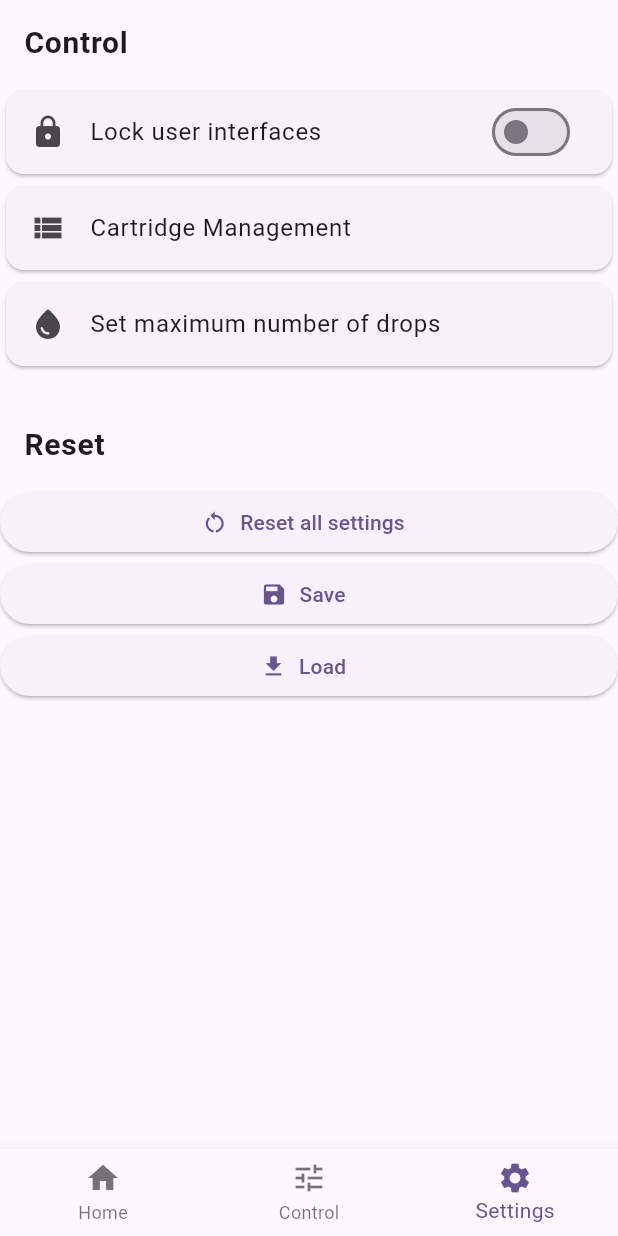
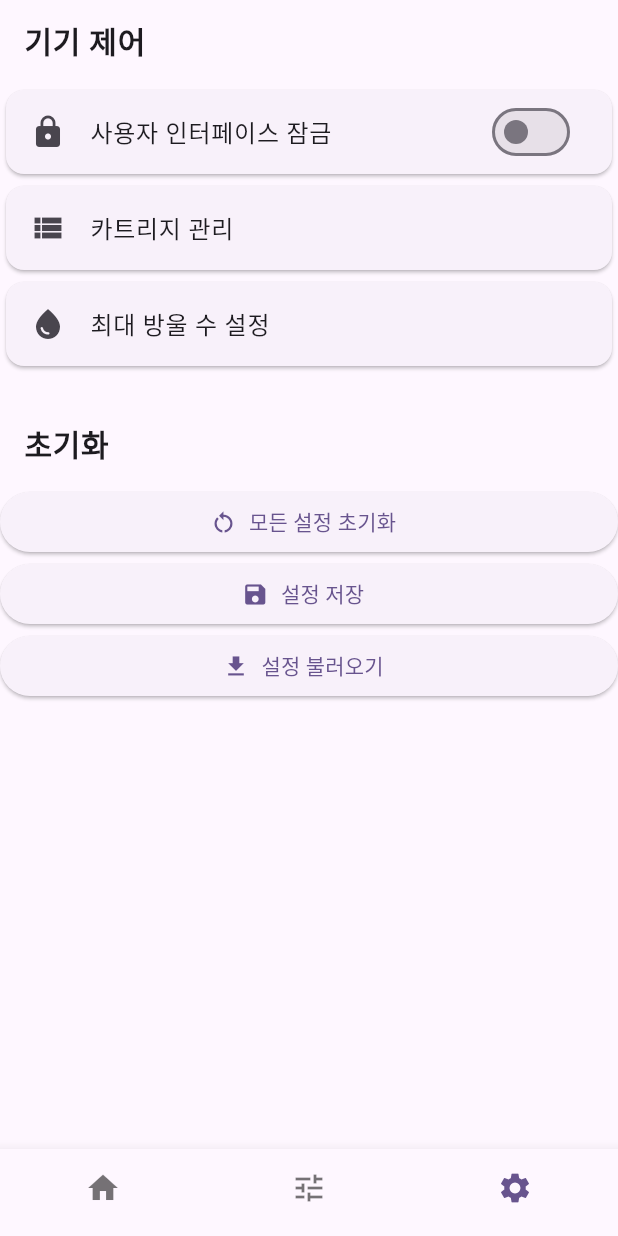
Before and after one commit to MemoriaScent/exhibition_mobile_app, a Flutter app: the screen it shows after launch, item 3 of the bottom bar chosen, on a phone screen of 412 x 824 dp. Run offline on Flutter 3.47's test engine with Material 2 defaults, Android fonts, the phone set to English and light mode, and no system bars; our stand-ins replace get, numberpicker, shared_preferences.

Commit message:
Fix: 언어를 한국어로 변경

```diff
--- a/lib/layouts/main_layout.dart
+++ b/lib/layouts/main_layout.dart
@@ -58,6 +58,8 @@ class _MainLayoutState extends State<MainLayout> with WidgetsBindingObserver {
             ),
           ),
           bottomNavigationBar: BottomNavigationBar(
+            showSelectedLabels: false,
+            showUnselectedLabels: false,
             items: const [
               BottomNavigationBarItem(
                 icon: Icon(Icons.home),
--- a/lib/screens/cartridge_management.dart
+++ b/lib/screens/cartridge_management.dart
@@ -21,7 +21,7 @@ class _CartridgeManagementState extends State<CartridgeManagement> {
     return Scaffold(
       appBar: AppBar(
         title: const Text(
-          "Cartridge Management",
+          "카트리지 관리",
         ),
         actions: [
           IconButton(
@@ -41,12 +41,13 @@ class _CartridgeManagementState extends State<CartridgeManagement> {
               children: [
                 const SizedBox(width: double.infinity),
                 const Text(
-                  "Base",
+                  "기조제",
                   textAlign: TextAlign.center,
                   style: TextStyle(
                     fontSize: 20,
                   ),
                 ),
+                const SizedBox(height: 10),
                 for (int index = 0; index < management.length(); index++)
                 if (management.index(index).isBase)
                 CartridgeListTile(
@@ -60,26 +61,27 @@ class _CartridgeManagementState extends State<CartridgeManagement> {
                   },
                   onLongPress: () async {
                     await Get.defaultDialog(
-                      title: "Check",
-                      middleText: "Really Remove?",
-                      textConfirm: "Confirm",
+                      title: "삭제",
+                      middleText: "삭제 하시겠습니까?",
+                      textConfirm: "확인",
                       onConfirm: () {
                         management.removeCartridge(index);
                         Get.back();
                       },
-                      textCancel: "Cancel",
+                      textCancel: "취소",
                     );
                     setState(() {});
                   },
                 ),
                 const SizedBox(height: 30),
                 const Text(
-                  "Extra",
+                  "첨가제",
                   textAlign: TextAlign.center,
                   style: TextStyle(
                     fontSize: 20,
                   ),
                 ),
+                const SizedBox(height: 10),
                 for (int index = 0; index < management.length(); index++)
                 if (!management.index(index).isBase)
                 CartridgeListTile(
@@ -93,14 +95,14 @@ class _CartridgeManagementState extends State<CartridgeManagement> {
                   },
                   onLongPress: () async {
                     await Get.defaultDialog(
-                      title: "Check",
-                      middleText: "Really Remove?",
-                      textConfirm: "Confirm",
+                      title: "삭제",
+                      middleText: "삭제 하시겠습니까?",
+                      textConfirm: "확인",
                       onConfirm: () {
                         management.removeCartridge(index);
                         Get.back();
                       },
-                      textCancel: "Cancel",
+                      textCancel: "취소",
                     );
                     setState(() {});
                   },
@@ -132,7 +134,7 @@ Future<CartridgeData?> showCartridgeDialog(CartridgeData argData) async {
   bool isConfirm = false;
 
   await Get.defaultDialog(
-    title: "Cartridge",
+    title: "카트리지",
     content: StatefulBuilder(builder: (BuildContext context, StateSetter setState) {
       return Form(
         key: formKey,
@@ -148,7 +150,7 @@ Future<CartridgeData?> showCartridgeDialog(CartridgeData argData) async {
                     });
                   },
                 ),
-                const Text("Is Base"),
+                const Text("기조제 여부"),
               ],
             ),
             const SizedBox(height: 20),
@@ -159,13 +161,13 @@ Future<CartridgeData?> showCartridgeDialog(CartridgeData argData) async {
               },
               validator: (value) {
                 if (value == null || value.isEmpty) {
-                  return "Please enter something";
+                  return "내용을 입력해 주세요";
                 }
                 return null;
               },
               decoration: const InputDecoration(
-                labelText: "Name",
-                hintText: "Cartridge Name",
+                labelText: "이름",
+                hintText: "향료 이름",
                 enabledBorder: OutlineInputBorder(),
               ),
             ),
@@ -177,9 +179,9 @@ Future<CartridgeData?> showCartridgeDialog(CartridgeData argData) async {
               },
               validator: (value) {
                 if (value == null || value.isEmpty) {
-                  return "Please enter something";
+                  return "내용을 입력해 주세요";
                 } else if (int.tryParse(value) == null) {
-                  return "Please enter the number";
+                  return "숫자를 입력해 주세요";
                 }
                 return null;
               },
@@ -188,8 +190,8 @@ Future<CartridgeData?> showCartridgeDialog(CartridgeData argData) async {
                 FilteringTextInputFormatter.digitsOnly,
               ],
               decoration: const InputDecoration(
-                labelText: "Min Drops",
-                hintText: "Minimum Drops",
+                labelText: "최소 방울 수",
+                hintText: "최소 방울 수",
                 enabledBorder: OutlineInputBorder(),
               ),
             ),
--- a/lib/screens/cartridge_reorder.dart
+++ b/lib/screens/cartridge_reorder.dart
@@ -16,7 +16,7 @@ class _CartridgeReorderState extends State<CartridgeReorder> {
   Widget build(BuildContext context) {
     return Scaffold(
       appBar: AppBar(
-        title: const Text("Cartridge Reorder"),
+        title: const Text("카트리지 순서 변경"),
       ),
       body: SafeArea(
         child: Container(
--- a/lib/screens/control.dart
+++ b/lib/screens/control.dart
@@ -27,7 +27,7 @@ class _ControlScreenState extends State<ControlScreen> {
             mainAxisAlignment: MainAxisAlignment.center,
             children: [
               Text(
-                management.length() == 0 ? "No Cartridges" : "Steering Mode",
+                management.length() == 0 ? "카트리지가 없습니다!" : "원하는 향을 조향해 보세요",
                 style: TextStyle(
                   fontSize: 30,
                   fontWeight: FontWeight.bold,
@@ -84,13 +84,13 @@ class _ControlScreenState extends State<ControlScreen> {
                   ElevatedButton.icon(
                     onPressed: () {},
                     icon: const Icon(Icons.air),
-                    label: const Text("Fan ON/OFF"),
+                    label: const Text("발향 시작"),
                   ),
                   const SizedBox(width: 20),
                   ElevatedButton.icon(
                     onPressed: () {},
                     icon: const Icon(Icons.play_arrow),
-                    label: const Text("Scent Steeting"),
+                    label: const Text("조향 시작"),
                   ),
                 ],
               )
--- a/lib/screens/home.dart
+++ b/lib/screens/home.dart
@@ -105,7 +105,7 @@ class _HomeScreenState extends State<HomeScreen> {
                       onPressed: () {
                         conf.updateScreenIndex(1);
                       },
-                      child: const Text("Start"),
+                      child: const Text("시작하기"),
                     ),
                   ),
                 ],
--- a/lib/screens/settings.dart
+++ b/lib/screens/settings.dart
@@ -21,10 +21,10 @@ class _SettingsScreenState extends State<SettingsScreen> {
     return SingleChildScrollView(
       child: Column(
         children: [
-          const TitleText(title: "Control"),
+          const TitleText(title: "기기 제어"),
           Card(
             child: SwitchListTile(
-              title: const Text("Lock user interfaces"),
+              title: const Text("사용자 인터페이스 잠금"),
               value: conf.configuration().isLocked,
               onChanged: (value) {
                 setState(() {
@@ -37,7 +37,7 @@ class _SettingsScreenState extends State<SettingsScreen> {
           Card(
             child: ListTile(
               leading: const Icon(Icons.view_list),
-              title: const Text("Cartridge Management"),
+              title: const Text("카트리지 관리"),
               onTap: () {
                 Get.to(const CartridgeManagement());
               },
@@ -46,12 +46,12 @@ class _SettingsScreenState extends State<SettingsScreen> {
           Card(
             child: ListTile(
               leading: const Icon(Icons.water_drop),
-              title: const Text("Set maximum number of drops"),
+              title: const Text("최대 방울 수 설정"),
               onTap: () {
                 int value = conf.configuration().maxDrops;
 
                 Get.defaultDialog(
-                  title: "Set Value",
+                  title: "설정하기",
                   content: StatefulBuilder(builder: (BuildContext context, StateSetter setState) {
                     return NumberPicker(
                       minValue: 0,
@@ -64,26 +64,26 @@ class _SettingsScreenState extends State<SettingsScreen> {
                       },
                     );
                   }),
-                  textConfirm: "Confirm",
+                  textConfirm: "확인",
                   onConfirm: () {
                     conf.updateMaxDrops(value);
                     Get.back();
                   },
-                  textCancel: "Cancel",
+                  textCancel: "취소",
                 );
               },
             )
           ),
           const SizedBox(height: 20),
-          const TitleText(title: "Reset"),
+          const TitleText(title: "초기화"),
           SizedBox(
             width: double.infinity,
             child: ElevatedButton.icon(
               onPressed: () async {
                 await Get.defaultDialog(
-                  title: "Reset",
-                  middleText: "Reset all settings",
-                  textConfirm: "Confirm",
+                  title: "초기화",
+                  middleText: "초기화 하시겠습니까?",
+                  textConfirm: "확인",
                   onConfirm: () {
                     // reset
                     conf.reset();
@@ -94,12 +94,12 @@ class _SettingsScreenState extends State<SettingsScreen> {
                     // close confirm
                     Get.back();
                   },
-                  textCancel: "Cancel",
+                  textCancel: "취소",
                 );
                 setState(() {});
               },
               icon: const Icon(Icons.restart_alt),
-              label: const Text("Reset all settings"),
+              label: const Text("모든 설정 초기화"),
             ),
           ),
           SizedBox(
@@ -110,7 +110,7 @@ class _SettingsScreenState extends State<SettingsScreen> {
                 Get.find<CartridgeController>().save().then((val) {});
               },
               icon: const Icon(Icons.save),
-              label: const Text("Save"),
+              label: const Text("설정 저장"),
             ),
           ),
           SizedBox(
@@ -121,7 +121,7 @@ class _SettingsScreenState extends State<SettingsScreen> {
                 Get.find<CartridgeController>().load().then((val) {});
               },
               icon: const Icon(Icons.get_app),
-              label: const Text("Load"),
+              label: const Text("설정 불러오기"),
             ),
           ),
         ],
```
